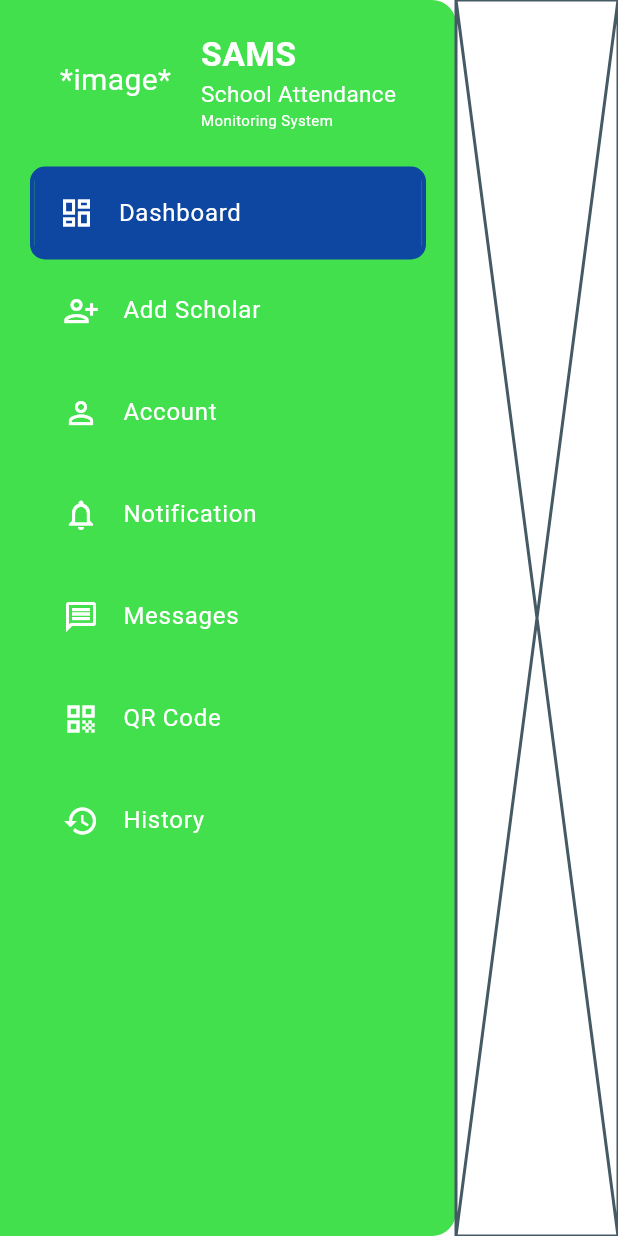
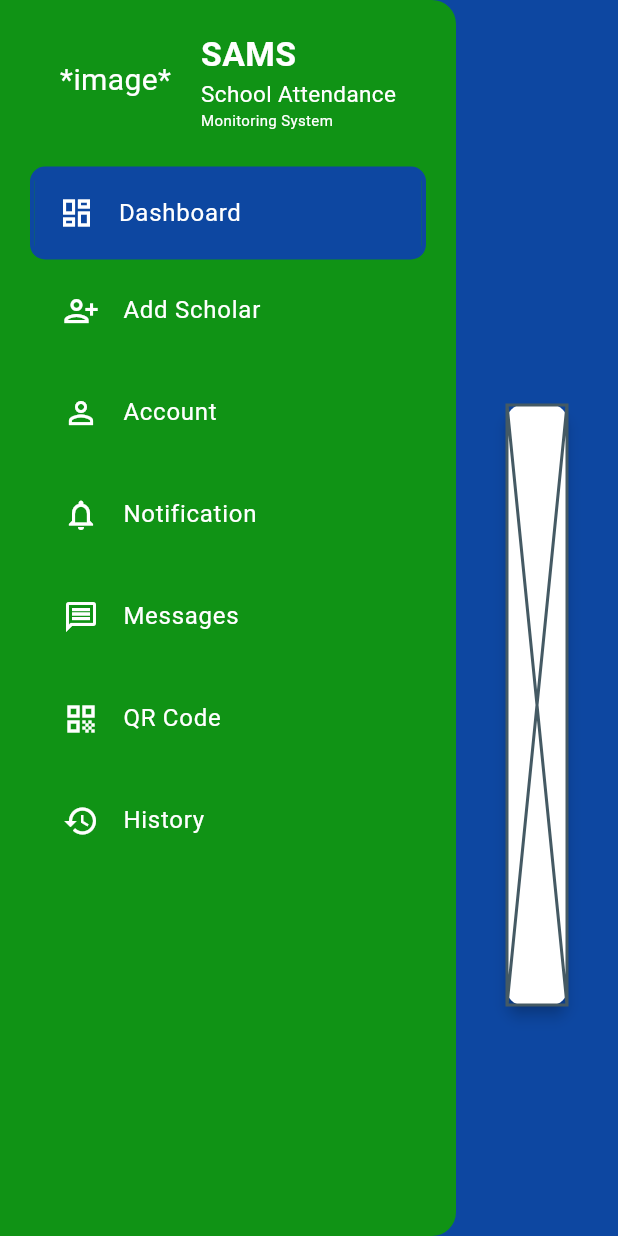
Before and after one commit to Kyusans/flutter-csdl-admin, a Flutter app: the screen it shows after launch, after a tap on "Dashboard", on a phone screen of 412 x 824 dp. Run offline on Flutter 3.47's test engine with Material 3 defaults, Android fonts, the light colour scheme and no system bars; our stand-ins replace dropdown_button2; network calls fail.

Commit message:
added dropdown2 dependencies

```diff
--- a/lib/components/my_drawer.dart
+++ b/lib/components/my_drawer.dart
@@ -45,7 +45,7 @@ class _MyDrawerState extends State<MyDrawer> {
   @override
   Widget build(BuildContext context) {
     return Drawer(
-      backgroundColor: Theme.of(context).colorScheme.inversePrimary,
+      backgroundColor: Theme.of(context).colorScheme.onInverseSurface,
       child: Padding(
         padding: const EdgeInsets.all(20.0),
         child: ListView(
@@ -103,14 +103,15 @@ class _MyDrawerState extends State<MyDrawer> {
                 borderRadius: BorderRadius.circular(10),
                 border: Border.all(
                   color: _isSelectedTileList[0]
-                      ? Theme.of(context).colorScheme.inverseSurface
+                      ? Theme.of(context).colorScheme.onPrimaryContainer
                       : Colors.transparent,
                   width: 3.0,
                 ),
               ),
               child: ListTile(
                 selected: _isSelectedTileList[0],
-                selectedTileColor: Theme.of(context).colorScheme.inverseSurface,
+                selectedTileColor:
+                    Theme.of(context).colorScheme.onPrimaryContainer,
                 leading: const Icon(
                   Icons.dashboard_outlined,
                   color: Colors.white,
@@ -133,14 +134,15 @@ class _MyDrawerState extends State<MyDrawer> {
                 borderRadius: BorderRadius.circular(10),
                 border: Border.all(
                   color: _isSelectedTileList[1]
-                      ? Theme.of(context).colorScheme.inverseSurface
+                      ? Theme.of(context).colorScheme.onPrimaryContainer
                       : Colors.transparent,
                   width: 6.0,
                 ),
               ),
               child: ListTile(
                 selected: _isSelectedTileList[1],
-                selectedTileColor: Theme.of(context).colorScheme.inverseSurface,
+                selectedTileColor:
+                    Theme.of(context).colorScheme.onPrimaryContainer,
                 leading: const Icon(
                   Icons.person_add_alt,
                   color: Colors.white,
@@ -163,14 +165,15 @@ class _MyDrawerState extends State<MyDrawer> {
                 borderRadius: BorderRadius.circular(10),
                 border: Border.all(
                   color: _isSelectedTileList[2]
-                      ? Theme.of(context).colorScheme.inverseSurface
+                      ? Theme.of(context).colorScheme.onPrimaryContainer
                       : Colors.transparent,
                   width: 6.0,
                 ),
               ),
               child: ListTile(
                 selected: _isSelectedTileList[2],
-                selectedTileColor: Theme.of(context).colorScheme.inverseSurface,
+                selectedTileColor:
+                    Theme.of(context).colorScheme.onPrimaryContainer,
                 leading: const Icon(
                   Icons.person_outline,
                   color: Colors.white,
@@ -193,14 +196,15 @@ class _MyDrawerState extends State<MyDrawer> {
                 borderRadius: BorderRadius.circular(10),
                 border: Border.all(
                   color: _isSelectedTileList[3]
-                      ? Theme.of(context).colorScheme.inverseSurface
+                      ? Theme.of(context).colorScheme.onPrimaryContainer
                       : Colors.transparent,
                   width: 6.0,
                 ),
               ),
               child: ListTile(
                 selected: _isSelectedTileList[3],
-                selectedTileColor: Theme.of(context).colorScheme.inverseSurface,
+                selectedTileColor:
+                    Theme.of(context).colorScheme.onPrimaryContainer,
                 leading: const Icon(
                   Icons.notifications_none,
                   color: Colors.white,
@@ -223,14 +227,15 @@ class _MyDrawerState extends State<MyDrawer> {
                 borderRadius: BorderRadius.circular(10),
                 border: Border.all(
                   color: _isSelectedTileList[4]
-                      ? Theme.of(context).colorScheme.inverseSurface
+                      ? Theme.of(context).colorScheme.onPrimaryContainer
                       : Colors.transparent,
                   width: 6.0,
                 ),
               ),
               child: ListTile(
                 selected: _isSelectedTileList[4],
-                selectedTileColor: Theme.of(context).colorScheme.inverseSurface,
+                selectedTileColor:
+                    Theme.of(context).colorScheme.onPrimaryContainer,
                 leading: const Icon(
                   Icons.message_outlined,
                   color: Colors.white,
@@ -253,14 +258,15 @@ class _MyDrawerState extends State<MyDrawer> {
                 borderRadius: BorderRadius.circular(10),
                 border: Border.all(
                   color: _isSelectedTileList[5]
-                      ? Theme.of(context).colorScheme.inverseSurface
+                      ? Theme.of(context).colorScheme.onPrimaryContainer
                       : Colors.transparent,
                   width: 6.0,
                 ),
               ),
               child: ListTile(
                 selected: _isSelectedTileList[5],
-                selectedTileColor: Theme.of(context).colorScheme.inverseSurface,
+                selectedTileColor:
+                    Theme.of(context).colorScheme.onPrimaryContainer,
                 leading: const Icon(
                   Icons.qr_code_outlined,
                   color: Colors.white,
@@ -283,14 +289,15 @@ class _MyDrawerState extends State<MyDrawer> {
                 borderRadius: BorderRadius.circular(10),
                 border: Border.all(
                   color: _isSelectedTileList[6]
-                      ? Theme.of(context).colorScheme.inverseSurface
+                      ? Theme.of(context).colorScheme.onPrimaryContainer
                       : Colors.transparent,
                   width: 6.0,
                 ),
               ),
               child: ListTile(
                 selected: _isSelectedTileList[6],
-                selectedTileColor: Theme.of(context).colorScheme.inverseSurface,
+                selectedTileColor:
+                    Theme.of(context).colorScheme.onPrimaryContainer,
                 leading: const Icon(
                   Icons.history_outlined,
                   color: Colors.white,
--- a/lib/components/my_dropdown.dart
+++ b/lib/components/my_dropdown.dart
@@ -1,3 +1,4 @@
+import 'package:dropdown_button2/dropdown_button2.dart';
 import 'package:flutter/material.dart';
 
 class MyDropdown extends StatefulWidget {
@@ -21,37 +22,41 @@ class MyDropdown extends StatefulWidget {
 class _MyDropdownState extends State<MyDropdown> {
   @override
   Widget build(BuildContext context) {
-    return Container(
-      decoration: BoxDecoration(
-        border: Border.all(
-          color: Theme.of(context).colorScheme.primary,
-        ),
-        borderRadius: BorderRadius.circular(
-          5.0,
+    return DropdownButtonFormField2(
+      isExpanded: true,
+      decoration: InputDecoration(
+        contentPadding: const EdgeInsets.symmetric(vertical: 24),
+        border: OutlineInputBorder(
+          borderRadius: BorderRadius.circular(5),
         ),
       ),
-      child: InputDecorator(
-        decoration: InputDecoration(
-          labelText: widget.labelText,
-          labelStyle: TextStyle(
-            color: Theme.of(context).colorScheme.secondary,
-          ),
-          contentPadding: const EdgeInsets.symmetric(horizontal: 12.0),
-        ),
-        child: DropdownButtonHideUnderline(
-          child: DropdownButton<String>(
-            isExpanded: true,
-            value: widget.value,
-            items: widget.items.map((e) {
-              return DropdownMenuItem(
-                value: e,
-                child: Text(e),
-              );
-            }).toList(),
-            onChanged: widget.onChange,
-          ),
+      hint: Text(
+        widget.labelText,
+        style: const TextStyle(
+          color: Colors.white,
         ),
       ),
+      dropdownStyleData: DropdownStyleData(
+        decoration: BoxDecoration(
+          color: Theme.of(context).colorScheme.onPrimary,
+        ),
+      ),
+      value: widget.value,
+      onChanged: widget.onChange,
+      items: widget.items
+          .map(
+            (item) => DropdownMenuItem<String>(
+              value: item,
+              child: Text(
+                item,
+                style: const TextStyle(
+                  fontSize: 14,
+                  color: Colors.white,
+                ),
+              ),
+            ),
+          )
+          .toList(),
     );
   }
 }
--- a/lib/pages/add_scholar.dart
+++ b/lib/pages/add_scholar.dart
@@ -19,7 +19,8 @@ class _AddScholarState extends State<AddScholar> {
     "3rd Year",
     "4th Year",
   ];
-  setYearLevel(String? selectedValue) {
+
+  void setYearLevel(String? selectedValue) {
     setState(() {
       _selectedYearLevel = selectedValue!;
       print("Selected year level: " + _selectedYearLevel);
@@ -28,45 +29,30 @@ class _AddScholarState extends State<AddScholar> {
 
   @override
   Widget build(BuildContext context) {
-    return Scaffold(
-      appBar: AppBar(
-        backgroundColor: Theme.of(context).colorScheme.background,
-      ),
-      body: Center(
-        child: Padding(
-          padding: const EdgeInsets.all(16.0),
-          child: Card(
-            elevation: 4,
-            color: Theme.of(context).colorScheme.primary,
-            shape: RoundedRectangleBorder(
-              borderRadius: BorderRadius.circular(10),
-            ),
-            child: Padding(
-              padding: const EdgeInsets.all(16.0),
+    return Padding(
+      padding: const EdgeInsets.all(64.0),
       child: Column(
-                mainAxisAlignment: MainAxisAlignment.end,
         crossAxisAlignment: CrossAxisAlignment.start,
+        mainAxisAlignment: MainAxisAlignment.start,
         children: [
           Text(
             'Add Scholar',
             style: TextStyle(
-                      color: Colors.white,
+              color: Theme.of(context).colorScheme.inverseSurface,
               fontSize: 36,
             ),
           ),
           Text(
             'Enroll the scholar by completing the registration form.',
             style: TextStyle(
-                      color: Colors.grey[400],
+              color: Colors.grey[600],
               fontSize: 14,
             ),
           ),
           SizedBox(height: 20),
-                  Container(
-                    width: double.infinity,
-                    child: Card(
+          Card(
             elevation: 4,
-                      color: Theme.of(context).colorScheme.background,
+            color: Theme.of(context).colorScheme.onPrimary,
             shape: RoundedRectangleBorder(
               borderRadius: BorderRadius.circular(10),
             ),
@@ -127,8 +113,7 @@ class _AddScholarState extends State<AddScholar> {
                     children: [
                       Expanded(
                         child: Padding(
-                                    padding: const EdgeInsets.symmetric(
-                                        horizontal: 16.0),
+                          padding: const EdgeInsets.symmetric(horizontal: 16.0),
                           child: MyDropdown(
                             items: yearLevel,
                             labelText: "Select Year Level",
@@ -139,11 +124,10 @@ class _AddScholarState extends State<AddScholar> {
                       ),
                       Expanded(
                         child: Padding(
-                                    padding: const EdgeInsets.symmetric(
-                                        horizontal: 16.0),
+                          padding: const EdgeInsets.symmetric(horizontal: 16.0),
                           child: MyDropdown(
                             items: yearLevel,
-                                      labelText: "Select Year Level",
+                            labelText: "Select Course",
                             value: _selectedYearLevel,
                             onChange: setYearLevel,
                           ),
@@ -155,12 +139,7 @@ class _AddScholarState extends State<AddScholar> {
               ),
             ),
           ),
-                  ),
         ],
-              ),
-            ),
-          ),
-        ),
       ),
     );
   }
--- a/lib/pages/dashboard.dart
+++ b/lib/pages/dashboard.dart
@@ -32,20 +32,31 @@ class _DashboardState extends State<Dashboard> {
   @override
   Widget build(BuildContext context) {
     return Scaffold(
-      backgroundColor: Theme.of(context).colorScheme.background,
-      body: Column(
+      backgroundColor: Theme.of(context).colorScheme.onPrimary,
+      body: Row(
         children: [
+          MyDrawer(updateSelectedIndex),
           Expanded(
-            child: Row(
-              mainAxisSize: MainAxisSize.max,
-              crossAxisAlignment: CrossAxisAlignment.stretch,
-              mainAxisAlignment: MainAxisAlignment.start,
+            child: Column(
+              mainAxisAlignment: MainAxisAlignment.end,
               children: [
-                MyDrawer(updateSelectedIndex),
-                Expanded(child: selectedWidget()),
+                Padding(
+                  padding: const EdgeInsets.symmetric(
+                    horizontal: 30.0,
+                    vertical: 150,
+                  ),
+                  child: Card(
+                    elevation: 4,
+                    color: Theme.of(context).colorScheme.onSecondary,
+                    shape: RoundedRectangleBorder(
+                      borderRadius: BorderRadius.circular(10),
+                    ),
+                    child: selectedWidget(),
+                  ),
+                ),
               ],
             ),
-          )
+          ),
         ],
       ),
     );
@@ -53,7 +64,7 @@ class _DashboardState extends State<Dashboard> {
 }
 
 class DashboardMain extends StatefulWidget {
-  const DashboardMain({super.key});
+  const DashboardMain({Key? key}) : super(key: key);
 
   @override
   State<DashboardMain> createState() => _DashboardMainState();
--- a/lib/theme/dark_mode.dart
+++ b/lib/theme/dark_mode.dart
@@ -5,14 +5,15 @@ ThemeData darkMode = ThemeData(
   colorScheme: ColorScheme.light(
     background: Colors.grey.shade900,
     primary: Colors.grey.shade800,
-    secondary: Colors.grey.shade500,
+    secondary: Colors.grey.shade400,
     inversePrimary: Colors.grey.shade800,
-    inverseSurface: Colors.blue.shade900,
+    inverseSurface: Colors.white,
     // para sa lahi2 nga color
     onPrimary: Colors.grey.shade900,
-    onSecondary: Colors.grey.shade600,
-    onTertiary: Colors.grey.shade800,
-    onBackground: Colors.blue.shade900,
+    onSecondary: Colors.grey.shade800,
+    onTertiary: Colors.white,
+    onInverseSurface: Colors.blue.shade900,
+    onPrimaryContainer: const Color.fromARGB(255, 16, 147, 21),
   ),
   textTheme: ThemeData.light().textTheme.apply(
         bodyColor: Colors.grey[200],
--- a/lib/theme/light_mode.dart
+++ b/lib/theme/light_mode.dart
@@ -11,8 +11,9 @@ ThemeData lightMode = ThemeData(
     // para sa lahi2 nga color
     onPrimary: Colors.blue.shade900,
     onSecondary: Colors.white,
-    onTertiary: Colors.blue.shade800,
-    onBackground: Colors.green,
+    onTertiary: Colors.black,
+    onInverseSurface: const Color.fromARGB(255, 16, 147, 21),
+    onPrimaryContainer: Colors.blue[900],
   ),
   textTheme: ThemeData.light().textTheme.apply(
         bodyColor: Colors.grey[800],
--- a/pubspec.yaml
+++ b/pubspec.yaml
@@ -31,6 +31,7 @@ dependencies:
   flutter:
     sdk: flutter
   http: ^1.1.0
+  dropdown_button2: ^2.3.8
 
 
   # The following adds the Cupertino Icons font to your application.
```
Also changed, not shown: pubspec.lock. Lines whose indentation alone changed are shown as unchanged.
